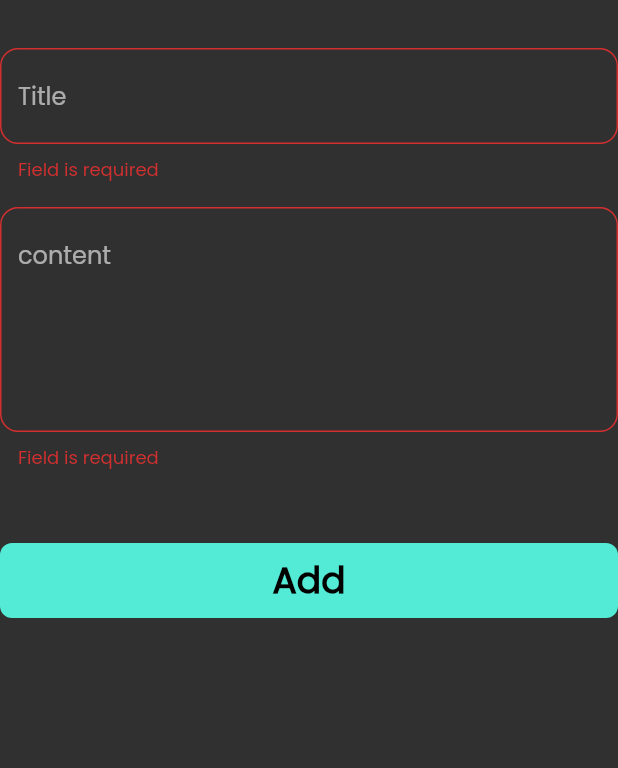
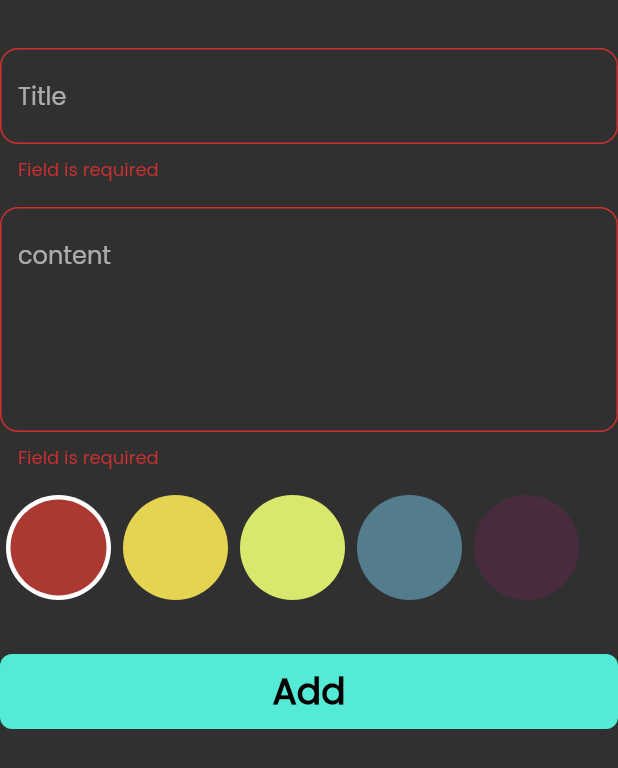
Before and after one commit to 3bary/notes_app, a Flutter app: the AddNoteForm widget shown alone on an empty page, opened directly, after a tap on "Add", on a phone screen of 412 x 824 dp. Shown: the top 768 px of the screen. Run offline on Flutter 3.47's test engine with Material 2 defaults, Android fonts, the phone set to English and light mode, and no system bars; our stand-ins replace bloc, flutter_bloc, font_awesome_flutter, hive, hive_flutter; accounts and stored records are empty.

Commit message:
create colors list view

```diff
--- a/lib/views/widgets/add_note_form.dart
+++ b/lib/views/widgets/add_note_form.dart
@@ -3,6 +3,7 @@ import 'package:flutter_bloc/flutter_bloc.dart';
 import 'package:intl/intl.dart';
 import 'package:notes_app/cubits/add_note_cubit/add_note_cubit.dart';
 import 'package:notes_app/models/note_model.dart';
+import 'package:notes_app/views/widgets/colors_list_view.dart';
 import 'package:notes_app/views/widgets/custom_button.dart';
 import 'package:notes_app/views/widgets/custom_text_field.dart';
 
@@ -46,26 +47,17 @@ class _AddNoteFormState extends State<AddNoteForm> {
             hintText: 'content',
             maxLines: 5,
           ),
+          const SizedBox(height: 16,),
+          const ColorsListView(),
           const SizedBox(
-            height: 48,
+            height: 36,
           ),
           BlocBuilder<AddNoteCubit, AddNoteState>(
             builder: (context, state) {
               return CustomButton(
                 isLoading: state is AddNoteLoading ? true : false,
                 onTap: () {
-                  if (formKey.currentState!.validate()) {
-                    formKey.currentState!.save();
-                    var noteModel = NoteModel(
-                        title: title!,
-                        subTitle: subTitle!,
-                        date: DateFormat.yMMMMEEEEd().format(DateTime.now()),
-                        color: Colors.cyan.value
-                    );
-                    BlocProvider.of<AddNoteCubit>(context).addNote(noteModel);
-                  } else {
-                    autoValidateMode = AutovalidateMode.always;
-                  }
+                  addNote(context);
                 },
                 title: 'Add',
               );
@@ -78,4 +70,19 @@ class _AddNoteFormState extends State<AddNoteForm> {
       ),
     );
   }
+
+  void addNote(BuildContext context) {
+    if (formKey.currentState!.validate()) {
+      formKey.currentState!.save();
+      var noteModel = NoteModel(
+          title: title!,
+          subTitle: subTitle!,
+          date: DateFormat.yMMMMEEEEd().format(DateTime.now()),
+          color: Colors.cyan.value
+      );
+      BlocProvider.of<AddNoteCubit>(context).addNote(noteModel);
+    } else {
+      autoValidateMode = AutovalidateMode.always;
+    }
+  }
 }
--- /dev/null
+++ b/lib/views/widgets/colors_list_view.dart
@@ -0,0 +1,64 @@
+import 'package:flutter/material.dart';
+
+class ColorsListView extends StatefulWidget {
+  const ColorsListView({Key? key}) : super(key: key);
+
+  @override
+  State<ColorsListView> createState() => _ColorsListViewState();
+}
+
+class _ColorsListViewState extends State<ColorsListView> {
+  int currentIndex = 0;
+  List<Color> colors = const [
+    Color(0xffAC3931),
+    Color(0xffE5D352),
+    Color(0xffD9E76C),
+    Color(0xff537D8D),
+    Color(0xff482C3D),
+  ];
+  @override
+  Widget build(BuildContext context) {
+    return SizedBox(
+      height: 70,
+      child:
+          ListView.builder(
+            itemCount: colors.length,
+              scrollDirection: Axis.horizontal,
+              itemBuilder: (context, index) => Padding(
+                padding: const EdgeInsets.symmetric(horizontal: 4.0),
+                child: GestureDetector(
+                  onTap: (){
+                    currentIndex = index;
+                    setState(() {
+
+                    });
+                  },
+                  child: ColorItem(
+                    isActive: currentIndex == index, color: colors[index],
+                  ),
+                ),
+              ),
+          ),
+    );
+  }
+}
+
+class ColorItem extends StatelessWidget {
+  const ColorItem({Key? key, required this.isActive, required this.color}) : super(key: key);
+  final bool isActive;
+  final Color color;
+  @override
+  Widget build(BuildContext context) {
+    return isActive ? CircleAvatar(
+      radius: 35,
+      backgroundColor: Colors.white,
+      child: CircleAvatar(
+        radius: 32,
+        backgroundColor: color,
+      ),
+    ) : CircleAvatar(
+      radius: 35,
+      backgroundColor: color,
+    );
+  }
+}
```
